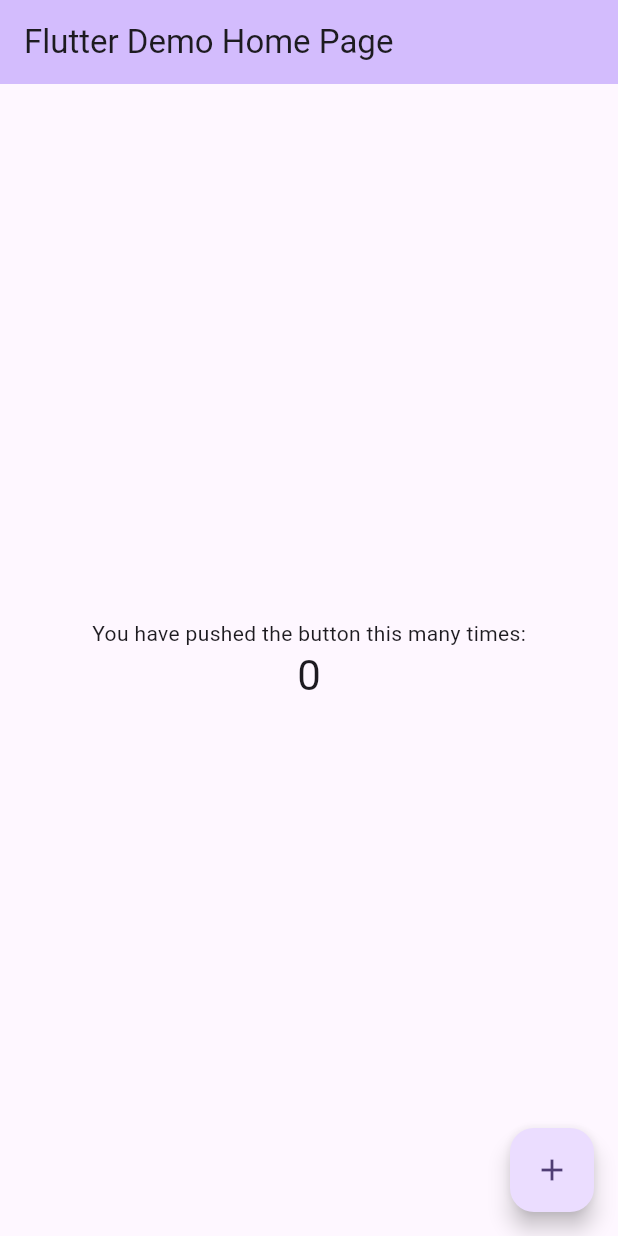
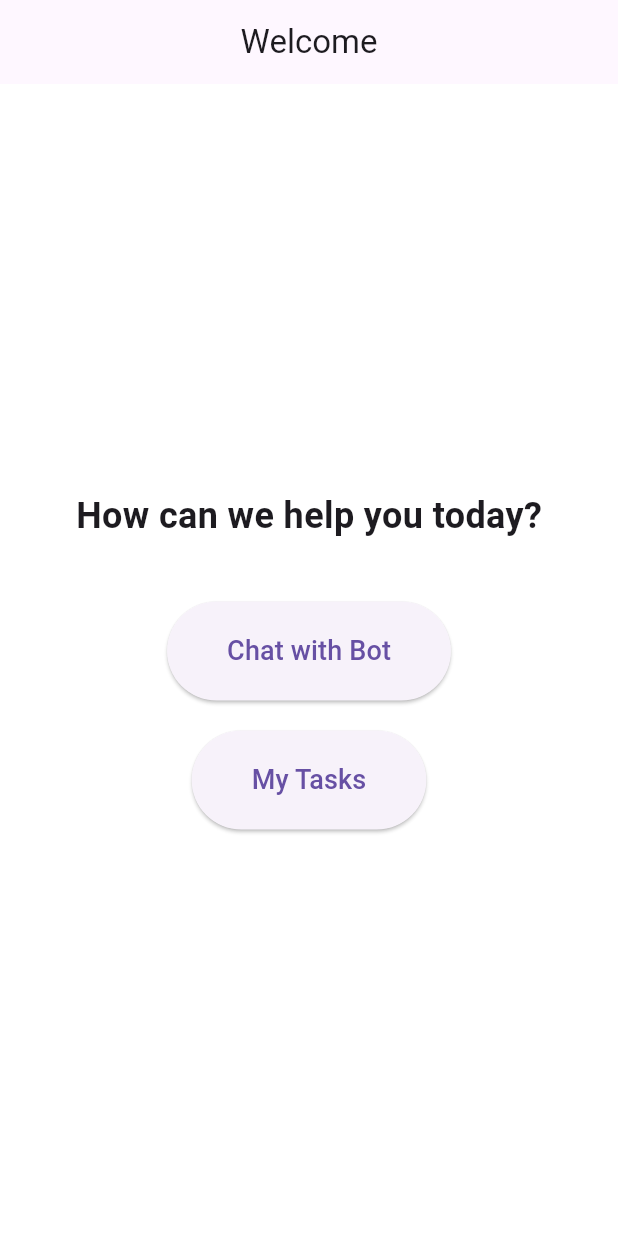
Before and after one commit to Saurabhhsahu/Mitra, a Flutter app: the screen it shows after launch, on a phone screen of 412 x 824 dp. Run offline on Flutter 3.47's test engine with Material 3 defaults, Android fonts, the phone set to English and light mode, and no system bars.

Commit message:
basic structure of app

```diff
--- a/lib/main.dart
+++ b/lib/main.dart
@@ -1,4 +1,5 @@
 import 'package:flutter/material.dart';
+import 'screens/landing_screen.dart';
 
 void main() {
   runApp(const MyApp());
@@ -7,119 +8,15 @@
 class MyApp extends StatelessWidget {
   const MyApp({super.key});
 
-  // This widget is the root of your application.
   @override
   Widget build(BuildContext context) {
     return MaterialApp(
-      title: 'Flutter Demo',
+      title: 'Depression Management App',
       theme: ThemeData(
-        // This is the theme of your application.
-        //
-        // TRY THIS: Try running your application with "flutter run". You'll see
-        // the application has a purple toolbar. Then, without quitting the app,
-        // try changing the seedColor in the colorScheme below to Colors.green
-        // and then invoke "hot reload" (save your changes or press the "hot
-        // reload" button in a Flutter-supported IDE, or press "r" if you used
-        // the command line to start the app).
-        //
-        // Notice that the counter didn't reset back to zero; the application
-        // state is not lost during the reload. To reset the state, use hot
-        // restart instead.
-        //
-        // This works for code too, not just values: Most code changes can be
-        // tested with just a hot reload.
-        colorScheme: ColorScheme.fromSeed(seedColor: Colors.deepPurple),
-        useMaterial3: true,
+        primarySwatch: Colors.blue,
+        scaffoldBackgroundColor: Colors.white,
       ),
-      home: const MyHomePage(title: 'Flutter Demo Home Page'),
+      home: const LandingScreen(),
     );
   }
 }
-
-class MyHomePage extends StatefulWidget {
-  const MyHomePage({super.key, required this.title});
-
-  // This widget is the home page of your application. It is stateful, meaning
-  // that it has a State object (defined below) that contains fields that affect
-  // how it looks.
-
-  // This class is the configuration for the state. It holds the values (in this
-  // case the title) provided by the parent (in this case the App widget) and
-  // used by the build method of the State. Fields in a Widget subclass are
-  // always marked "final".
-
-  final String title;
-
-  @override
-  State<MyHomePage> createState() => _MyHomePageState();
-}
-
-class _MyHomePageState extends State<MyHomePage> {
-  int _counter = 0;
-
-  void _incrementCounter() {
-    setState(() {
-      // This call to setState tells the Flutter framework that something has
-      // changed in this State, which causes it to rerun the build method below
-      // so that the display can reflect the updated values. If we changed
-      // _counter without calling setState(), then the build method would not be
-      // called again, and so nothing would appear to happen.
-      _counter++;
-    });
-  }
-
-  @override
-  Widget build(BuildContext context) {
-    // This method is rerun every time setState is called, for instance as done
-    // by the _incrementCounter method above.
-    //
-    // The Flutter framework has been optimized to make rerunning build methods
-    // fast, so that you can just rebuild anything that needs updating rather
-    // than having to individually change instances of widgets.
-    return Scaffold(
-      appBar: AppBar(
-        // TRY THIS: Try changing the color here to a specific color (to
-        // Colors.amber, perhaps?) and trigger a hot reload to see the AppBar
-        // change color while the other colors stay the same.
-        backgroundColor: Theme.of(context).colorScheme.inversePrimary,
-        // Here we take the value from the MyHomePage object that was created by
-        // the App.build method, and use it to set our appbar title.
-        title: Text(widget.title),
-      ),
-      body: Center(
-        // Center is a layout widget. It takes a single child and positions it
-        // in the middle of the parent.
-        child: Column(
-          // Column is also a layout widget. It takes a list of children and
-          // arranges them vertically. By default, it sizes itself to fit its
-          // children horizontally, and tries to be as tall as its parent.
-          //
-          // Column has various properties to control how it sizes itself and
-          // how it positions its children. Here we use mainAxisAlignment to
-          // center the children vertically; the main axis here is the vertical
-          // axis because Columns are vertical (the cross axis would be
-          // horizontal).
-          //
-          // TRY THIS: Invoke "debug painting" (choose the "Toggle Debug Paint"
-          // action in the IDE, or press "p" in the console), to see the
-          // wireframe for each widget.
-          mainAxisAlignment: MainAxisAlignment.center,
-          children: <Widget>[
-            const Text(
-              'You have pushed the button this many times:',
-            ),
-            Text(
-              '$_counter',
-              style: Theme.of(context).textTheme.headlineMedium,
-            ),
-          ],
-        ),
-      ),
-      floatingActionButton: FloatingActionButton(
-        onPressed: _incrementCounter,
-        tooltip: 'Increment',
-        child: const Icon(Icons.add),
-      ), // This trailing comma makes auto-formatting nicer for build methods.
-    );
-  }
-}
--- /dev/null
+++ b/lib/screens/landing_screen.dart
@@ -0,0 +1,54 @@
+import 'package:flutter/material.dart';
+import 'chatbot_screen.dart';
+import 'tasks_screen.dart';
+
+class LandingScreen extends StatelessWidget {
+  const LandingScreen({super.key});
+
+  @override
+  Widget build(BuildContext context) {
+    return Scaffold(
+      appBar: AppBar(
+        title: const Text('Welcome'),
+        centerTitle: true,
+      ),
+      body: Center(
+        child: Column(
+          mainAxisAlignment: MainAxisAlignment.center,
+          children: [
+            const Text(
+              'How can we help you today?',
+              style: TextStyle(fontSize: 24, fontWeight: FontWeight.bold),
+            ),
+            const SizedBox(height: 40),
+            ElevatedButton(
+              onPressed: () {
+                Navigator.push(
+                  context,
+                  MaterialPageRoute(builder: (context) => const ChatbotScreen()),
+                );
+              },
+              style: ElevatedButton.styleFrom(
+                padding: const EdgeInsets.symmetric(horizontal: 40, vertical: 20),
+              ),
+              child: const Text('Chat with Bot', style: TextStyle(fontSize: 18)),
+            ),
+            const SizedBox(height: 20),
+            ElevatedButton(
+              onPressed: () {
+                Navigator.push(
+                  context,
+                  MaterialPageRoute(builder: (context) => const TasksScreen()),
+                );
+              },
+              style: ElevatedButton.styleFrom(
+                padding: const EdgeInsets.symmetric(horizontal: 40, vertical: 20),
+              ),
+              child: const Text('My Tasks', style: TextStyle(fontSize: 18)),
+            ),
+          ],
+        ),
+      ),
+    );
+  }
+}
```
Also changed, not shown: lib/data/dummy_tasks.dart (added, +14 -0 lines), lib/models/task_model.dart (added, +16 -0 lines), lib/screens/chatbot_screen.dart (added, +24 -0 lines), lib/screens/tasks_screen.dart (added, +50 -0 lines).
